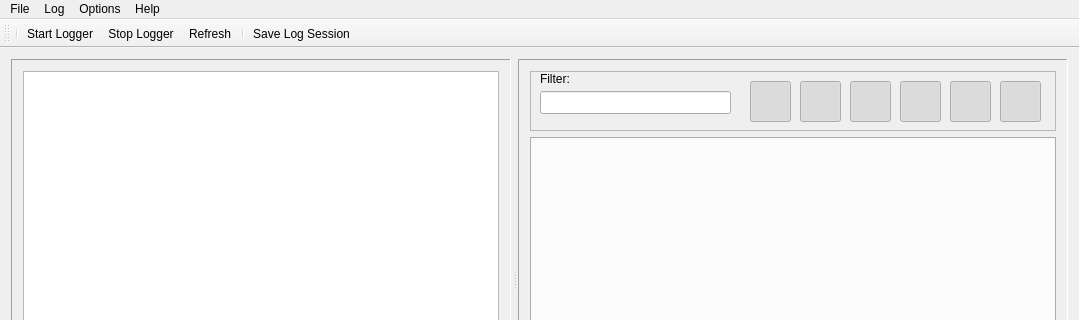
First picture: the form in src/yarplogger/mainwindow.ui, repository robotology/yarp, before the edit; both pictures show x 0 to 1079 and y 0 to 320 of the 1079 by 531 pixel window.
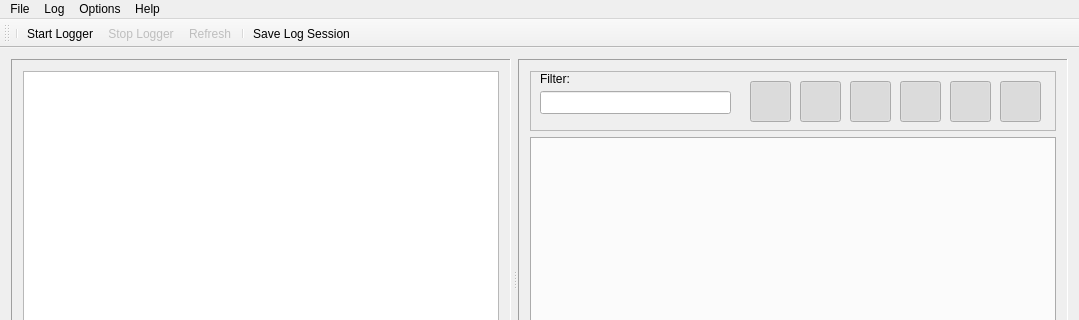
Second picture: the form after the edit. Icons and pictures are not drawn. Custom widgets are drawn as their Qt base class.

Patch:
```diff
--- a/src/yarplogger/mainwindow.ui
+++ b/src/yarplogger/mainwindow.ui
@@ -612,6 +612,9 @@
    </property>
   </action>
   <action name="actionStop_Logger">
+   <property name="enabled">
+    <bool>false</bool>
+   </property>
    <property name="icon">
     <iconset resource="res.qrc">
      <normaloff>:/images/stop.png</normaloff>:/images/stop.png</iconset>
@@ -670,6 +673,9 @@
    </property>
   </action>
   <action name="actionRefresh">
+   <property name="enabled">
+    <bool>false</bool>
+   </property>
    <property name="icon">
     <iconset resource="res.qrc">
      <normaloff>:/images/progress.png</normaloff>:/images/progress.png</iconset>
```
Left out of the diff: 125 changed lines with no effect on the pictures.
